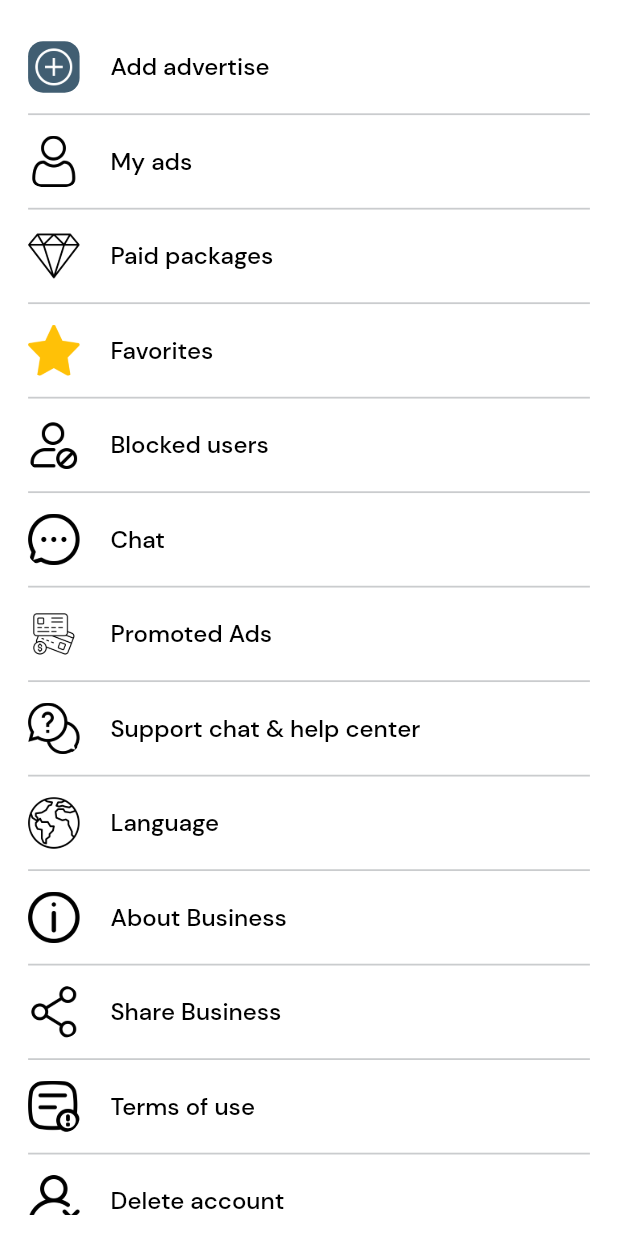
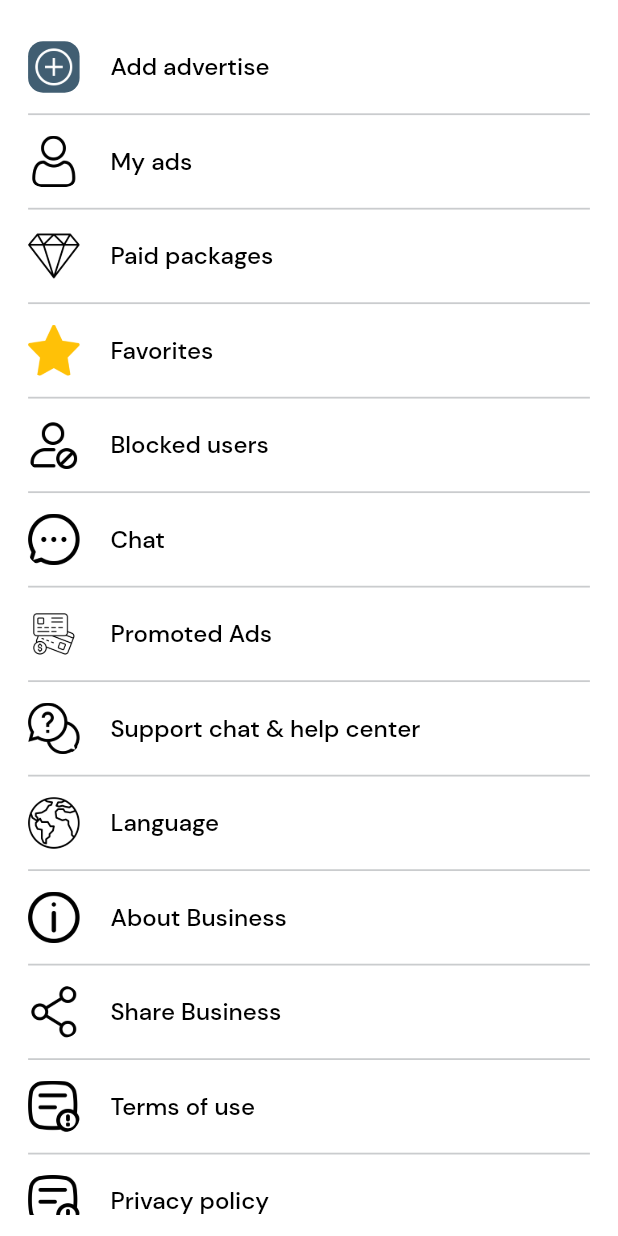
Before and after one commit to AhmedSaeedMorsy/Business, a Flutter app: the MoreScreen screen opened directly, on a phone screen of 412 x 824 dp. Run offline on Flutter 3.47's test engine with Material 2 defaults, Android fonts, the phone set to English and light mode, and no system bars; our stand-ins replace carousel_slider, conditional_builder_rec, dropdown_button2, dropdown_search, easy_localization, equatable and 5 more; missing offline and left inert: bottom_picker; accounts and stored records are empty.

Commit message:
privvacy policy Screen

```diff
--- a/assets/translation/ar-SA.json
+++ b/assets/translation/ar-SA.json
@@ -206,5 +206,6 @@
       "aboutBusinessContent3": "نأمل أن تحظى بتجربة سعيدة وجميلة باستخدام بزنس",
       "productBy": "منتج من",
       "visitBusiness": "Business.com زيارة",
-      "contactBusiness": "تواصل مع بزنس"
+      "contactBusiness": "تواصل مع بزنس",
+      "privacyPolicy": "سياسة الخصوصية"
 }
--- a/assets/translation/en-US.json
+++ b/assets/translation/en-US.json
@@ -208,5 +208,6 @@
       "aboutBusinessContent3": "We hope you a happy nice experience using Business",
       "productBy": "A product by",
       "visitBusiness": "Visit Business.com",
-      "contactBusiness": "Contact Business"
+      "contactBusiness": "Contact Business",
+      "privacyPolicy": "Privacy policy"
 }
--- a/assets/translation/fr-FR.json
+++ b/assets/translation/fr-FR.json
@@ -205,5 +205,5 @@
       "aboutBusinessContent3": "Nous espérons que vous aurez une expérience agréable et satisfaisante en utilisant Business",
       "productBy": "Un produit par",
       "visitBusiness": "Visiter Business.com",
-      "contactBusiness": "Contact Business"
+      "contactBusiness": "Contact Business","privacyPolicy":"Politique de confidentialité"
 }
--- a/lib/app/resources/routes_manager.dart
+++ b/lib/app/resources/routes_manager.dart
@@ -11,6 +11,7 @@ import 'package:micro_service_e_commerce/presentation/my_ads/view/my_ads_screen.
 import 'package:micro_service_e_commerce/presentation/notifications/view/notification_screen.dart';
 import 'package:micro_service_e_commerce/presentation/onboarding/view/onBoarding_screen.dart';
 import 'package:micro_service_e_commerce/presentation/paid_packages/view/paid_package_screen.dart';
+import 'package:micro_service_e_commerce/presentation/privacy_policy/view/privacy_policy_screen.dart';
 import 'package:micro_service_e_commerce/presentation/promoted_ads/view/choose_category_promoted_screen.dart';
 import 'package:micro_service_e_commerce/presentation/promoted_ads/view/promoted_ads_screen.dart';
 import 'package:micro_service_e_commerce/presentation/search/view/search_screen.dart';
@@ -43,6 +44,7 @@ class Routes {
   static const String notificationRoute = "/notificationRoute";
   static const String abouteRoute = "/abouteRoute";
   static const String termsAndConditionsRoute = "/termsAndConditionsRoute";
+  static const String privacyPolicyRoute = "privacyPolicyRoute";
 }
 
 class RouteGenerator {
@@ -124,6 +126,10 @@ class RouteGenerator {
         return MaterialPageRoute(
           builder: (_) => const TermsAndConditionsScreen(),
         );
+      case Routes.privacyPolicyRoute:
+        return MaterialPageRoute(
+          builder: (_) => const PrivacyPolicyScreen(),
+        );
       default:
         return unDefiendRoute();
     }
--- a/lib/app/resources/strings_manager.dart
+++ b/lib/app/resources/strings_manager.dart
@@ -221,4 +221,5 @@ class AppStrings {
   static String productBy = "productBy";
   static String visitBusiness = "visitBusiness";
   static String contactBusiness = "contactBusiness";
+  static String privacyPolicy = "privacyPolicy";
 }
--- a/lib/presentation/more/view/more_screen.dart
+++ b/lib/presentation/more/view/more_screen.dart
@@ -219,6 +219,22 @@ class MoreScreen extends StatelessWidget {
               ),
               moreItem(
                 context: context,
+                image: AssetsManager.termsAndConditions,
+                onTap: () {
+                  Navigator.pushNamed(
+                    context,
+                    Routes.privacyPolicyRoute,
+                  );
+                },
+                label: AppStrings.privacyPolicy.tr(),
+              ),
+              Container(
+                color: ColorManager.grey,
+                width: double.infinity,
+                height: AppSize.s1.h,
+              ),
+              moreItem(
+                context: context,
                 image: AssetsManager.removeUser,
                 onTap: () {},
                 label: AppStrings.deleteAccount.tr(),
```
Also changed, not shown: lib/presentation/privacy_policy/view/privacy_policy_screen.dart (added, +47 -0 lines).
